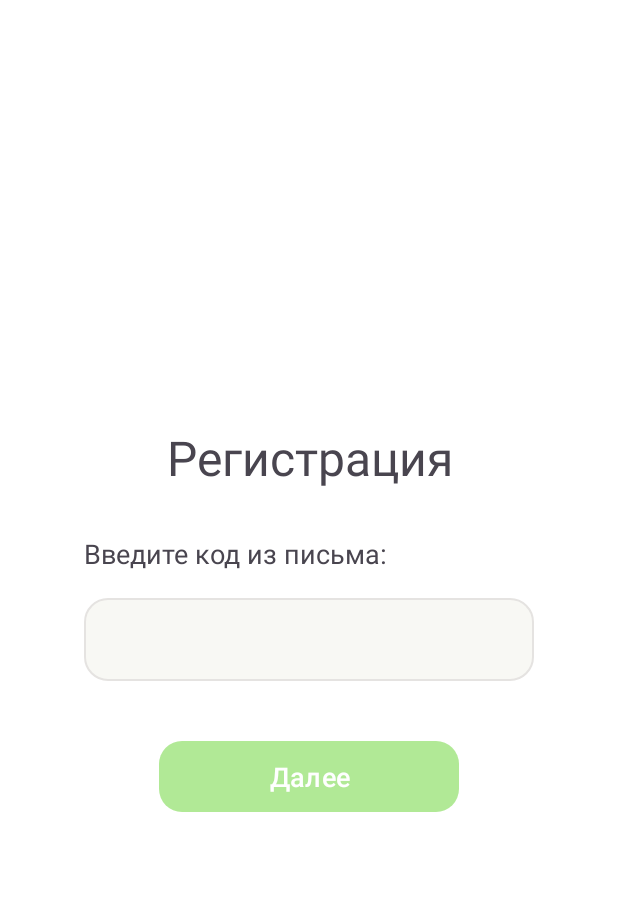
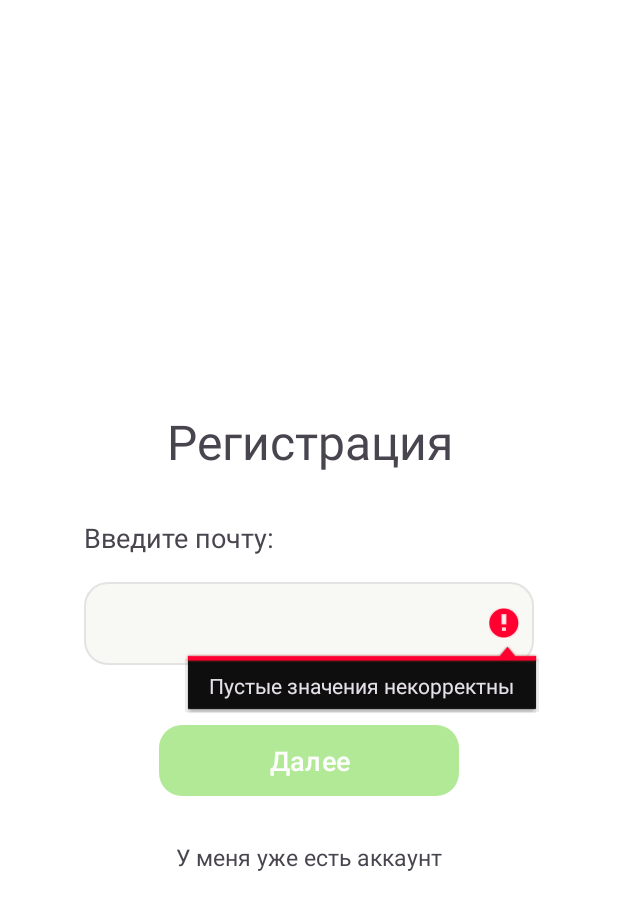
Before and after one commit to dinakicun/Listochek, an Android app: the screen it shows after launch (Registration2 before the commit, MainActivity after it), after a tap on "Далее", on a phone screen of 412 x 824 dp. Shown: the top 910 px of the screen. Run offline under Robolectric (Android 15) with nearby library versions, the phone set to English and light mode, and no system bars; our stand-ins replace Firebase (no records; nobody signed in at launch, a user with empty details on screens opened directly).

Commit message:
Добавление работы регистрации

```diff
--- a/app/src/main/java/com/example/listochek/Authorization1.java
+++ b/app/src/main/java/com/example/listochek/Authorization1.java
@@ -39,22 +39,17 @@ public class Authorization1 extends AppCompatActivity {
         String email = emailEditText.getText().toString().trim();
         String password = passwordEditText.getText().toString().trim();
 
-        // Check if email and password are not empty
         if (email.isEmpty() || password.isEmpty()) {
             Toast.makeText(Authorization1.this, "Email/Password cannot be empty", Toast.LENGTH_SHORT).show();
             return;
         }
 
-        // Authenticate with Firebase, and if email and password are correct, Firebase will return an AuthResult object
         mAuth.signInWithEmailAndPassword(email, password).addOnCompleteListener(new OnCompleteListener<AuthResult>() {
             @Override
             public void onComplete(@NonNull Task<AuthResult> task) {
                 if (task.isSuccessful()) {
-                    // Sign in success, update UI with the signed-in user's information
                     Toast.makeText(Authorization1.this, "Authentication Successful.", Toast.LENGTH_SHORT).show();
-                    // Here you can start a new Activity after successful login
                 } else {
-                    // If sign in fails, display a message to the user.
                     Toast.makeText(Authorization1.this, "Authentication Failed: " + task.getException().getMessage(), Toast.LENGTH_LONG).show();
                 }
             }
--- a/app/src/main/java/com/example/listochek/MainActivity.java
+++ b/app/src/main/java/com/example/listochek/MainActivity.java
@@ -1,25 +1,54 @@
 package com.example.listochek;
 
+import androidx.annotation.NonNull;
 import androidx.appcompat.app.AppCompatActivity;
 import android.os.Bundle;
+import android.util.Patterns;
 import android.view.View;
 import android.widget.Button;
 import android.content.Intent;
+import android.widget.EditText;
 import android.widget.TextView;
+import android.widget.Toast;
+
+import com.google.android.gms.tasks.OnCompleteListener;
+import com.google.android.gms.tasks.OnFailureListener;
+import com.google.android.gms.tasks.Task;
+import com.google.firebase.Firebase;
+import com.google.firebase.firestore.FirebaseFirestore;
+
+import java.util.HashMap;
+import java.util.UUID;
 
 public class MainActivity extends AppCompatActivity {
-
+    private EditText emailET;
+    private Button emailBtn;
+    private FirebaseFirestore db;
     @Override
     protected void onCreate(Bundle savedInstanceState) {
         super.onCreate(savedInstanceState);
         setContentView(R.layout.activity_main);
 
-        Button button = findViewById(R.id.button);
+        emailET = findViewById(R.id.emailText);
+
+
+        Button button = findViewById(R.id.emailAddButton);
+
         button.setOnClickListener(new View.OnClickListener() {
             @Override
             public void onClick(View v) {
-                Intent intent = new Intent(MainActivity.this, Registration2.class);
-                startActivity(intent);
+                String email = emailET.getText().toString();
+                if(!email.isEmpty() && Patterns.EMAIL_ADDRESS.matcher(email).matches()) {
+                    Intent intent = new Intent(MainActivity.this, Registration2.class);
+                    intent.putExtra("email", email);
+                    startActivity(intent);
+                }
+                else if(email.isEmpty()){
+                    emailET.setError("Пустые значения некорректны");
+                }
+                else{
+                    emailET.setError("Введите корректный вид почты");
+                }
             }
         });
 
@@ -32,4 +61,5 @@ public class MainActivity extends AppCompatActivity {
             }
         });
     }
+
 }
--- a/app/src/main/java/com/example/listochek/Registration6.java
+++ b/app/src/main/java/com/example/listochek/Registration6.java
@@ -18,8 +18,7 @@ public class Registration6 extends AppCompatActivity {
         button.setOnClickListener(new View.OnClickListener() {
             @Override
             public void onClick(View v) {
-                Intent intent = new Intent(Registration6.this, Registration7.class);
-                startActivity(intent);
+
             }
         });
     }
--- a/app/src/main/res/layout/activity_main.xml
+++ b/app/src/main/res/layout/activity_main.xml
@@ -43,7 +43,7 @@
             />
 
         <EditText
-            android:id="@+id/editText"
+            android:id="@+id/emailText"
             android:layout_width="300dp"
             android:layout_height="55dp"
             android:background="@drawable/edittext_background"
@@ -55,7 +55,7 @@
         </EditText>
 
         <com.google.android.material.button.MaterialButton
-            android:id="@+id/button"
+            android:id="@+id/emailAddButton"
             android:layout_width="200dp"
             android:layout_height="47dp"
             android:text="Далее"
--- a/app/src/main/res/layout/activity_registration2.xml
+++ b/app/src/main/res/layout/activity_registration2.xml
@@ -32,10 +32,10 @@
             android:layout_margin="30dp"/>
 
         <TextView
-            android:id="@+id/inputEmailText"
+            android:id="@+id/PasText"
             android:layout_width="wrap_content"
             android:layout_height="wrap_content"
-            android:text="Введите код из письма:"
+            android:text="Придумайте пароль: "
             android:textSize="18dp"
             android:textStyle="normal"
             android:layout_marginLeft="30dp"
@@ -43,22 +43,44 @@
             />
 
         <EditText
-            android:id="@+id/editText"
+            android:id="@+id/inputPasText"
             android:layout_width="300dp"
             android:layout_height="55dp"
             android:background="@drawable/edittext_background"
             android:padding="10dp"
             android:layout_gravity="center"
-            android:inputType="textEmailAddress"
+            android:inputType="textPassword"
+            android:layout_margin="10dp">
+
+        </EditText>
+        <TextView
+            android:id="@+id/PasText2"
+            android:layout_width="wrap_content"
+            android:layout_height="wrap_content"
+            android:text="Повторите пароль : "
+            android:textSize="18dp"
+            android:textStyle="normal"
+            android:layout_marginLeft="30dp"
+            android:layout_marginBottom="7dp"
+            />
+
+        <EditText
+            android:id="@+id/inputPasText2"
+            android:layout_width="300dp"
+            android:layout_height="55dp"
+            android:background="@drawable/edittext_background"
+            android:padding="10dp"
+            android:layout_gravity="center"
+            android:inputType="textPassword"
             android:layout_margin="10dp">
 
         </EditText>
 
         <com.google.android.material.button.MaterialButton
-            android:id="@+id/button"
+            android:id="@+id/signUpButton"
             android:layout_width="200dp"
             android:layout_height="47dp"
-            android:text="Далее"
+            android:text="Готово"
             app:backgroundTint="#B1E996"
             android:layout_gravity="center"
             android:background="@drawable/button_corner"
--- a/app/src/main/res/layout/activity_registration4.xml
+++ b/app/src/main/res/layout/activity_registration4.xml
@@ -34,7 +34,7 @@
             android:id="@+id/inputEmailText"
             android:layout_width="wrap_content"
             android:layout_height="wrap_content"
-            android:text="Как вас зовут?"
+            android:text="Введите ваш возраст"
             android:textSize="20dp"
             android:textStyle="normal"
             android:layout_gravity="center"
@@ -53,6 +53,7 @@
 
         </EditText>
 
+
         <com.google.android.material.button.MaterialButton
             android:id="@+id/button"
             android:layout_width="200dp"
@@ -65,5 +66,6 @@
             android:textSize="18dp"
             android:layout_margin="30dp"/>
 
+
     </LinearLayout>
 </androidx.constraintlayout.widget.ConstraintLayout>
--- a/app/src/main/res/layout/activity_registration5.xml
+++ b/app/src/main/res/layout/activity_registration5.xml
@@ -34,7 +34,7 @@
             android:id="@+id/inputEmailText"
             android:layout_width="wrap_content"
             android:layout_height="wrap_content"
-            android:text="Введите ваш возраст"
+            android:text="Ввеедите ваш рост"
             android:textSize="20dp"
             android:textStyle="normal"
             android:layout_gravity="center"
@@ -53,7 +53,6 @@
 
         </EditText>
 
-
         <com.google.android.material.button.MaterialButton
             android:id="@+id/button"
             android:layout_width="200dp"
@@ -66,7 +65,6 @@
             android:textSize="18dp"
             android:layout_margin="30dp"/>
 
-
     </LinearLayout>
 
 </androidx.constraintlayout.widget.ConstraintLayout>
--- a/app/src/main/res/layout/activity_registration6.xml
+++ b/app/src/main/res/layout/activity_registration6.xml
@@ -34,7 +34,7 @@
             android:id="@+id/inputEmailText"
             android:layout_width="wrap_content"
             android:layout_height="wrap_content"
-            android:text="Ввеедите ваш рост"
+            android:text="Введите ваш пол"
             android:textSize="20dp"
             android:textStyle="normal"
             android:layout_gravity="center"
```
Also changed, not shown: app/src/main/java/com/example/listochek/Registration2.java (+66 -4 lines), app/src/main/java/com/example/listochek/Registration7.java (deleted, +0 -17 lines), app/src/main/res/layout/activity_registration3.xml (+8 -33 lines), app/src/main/res/layout/activity_registration7.xml (deleted, +0 -70 lines).
